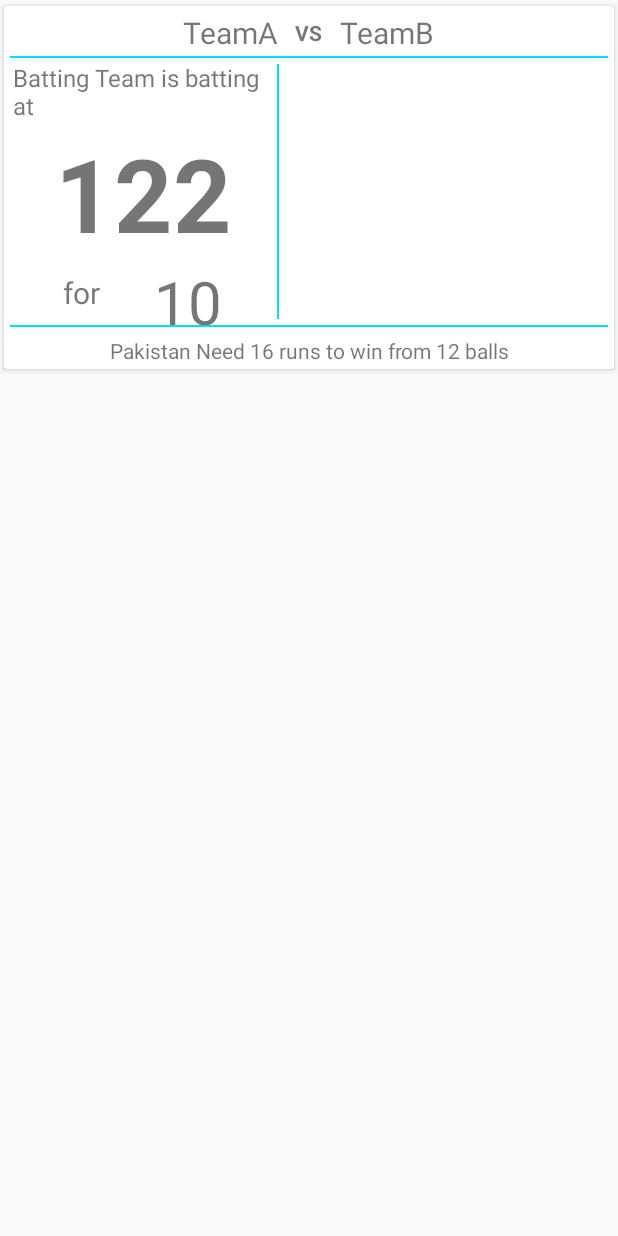
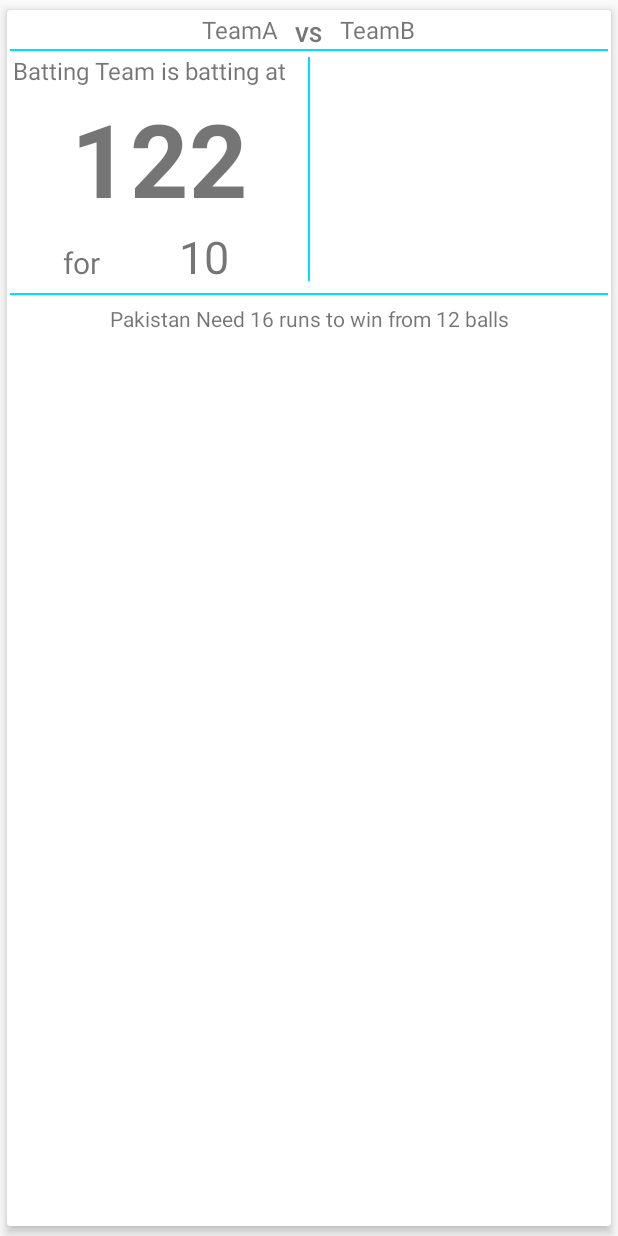
Before and after one commit to tabishhussain/PSLLiveScroring, an Android app: the layout row_match_fragment.xml on its own in the app's theme, with its tools: preview values and no code run, on a phone screen of 412 x 824 dp. Run offline under Robolectric (Android 15) with nearby library versions, the phone set to English and light mode, and no system bars.

```diff
--- a/app/build.gradle
+++ b/app/build.gradle
@@ -20,10 +20,9 @@ android {
 }
 
 dependencies {
-    compile fileTree(dir: 'libs', include: ['*.jar'])
-    testCompile 'junit:junit:4.12'
+    compile fileTree(include: ['*.jar'], dir: 'libs')
     compile 'com.android.support:appcompat-v7:23.0.1'
-    compile 'com.google.code.gson:gson:1.7.2'
+    compile 'com.google.code.gson:gson:+'
     compile 'com.android.support:design:23.0.1'
     compile 'com.android.support:cardview-v7:23.0.1'
 }
--- a/app/src/main/java/com/android/tabishhussain/psllivescoring/DataClasses/CurrentData.java
+++ b/app/src/main/java/com/android/tabishhussain/psllivescoring/DataClasses/CurrentData.java
@@ -27,8 +27,8 @@ import java.util.List;
  */
 public class CurrentData {
 
-    protected List<MatchInfo> AllMatchInfo = new ArrayList<>();
-    protected List<MatchStatus> AllMatchStatus = new ArrayList<>();
+    public List<MatchInfo> AllMatchInfo = new ArrayList<>();
+    public List<MatchStatus> AllMatchStatus = new ArrayList<>();
     public Date infoLastModification = new Date();
     public Date statusLastModification = new Date();
 
--- a/app/src/main/java/com/android/tabishhussain/psllivescoring/MatchStatusDeserializer.java
+++ b/app/src/main/java/com/android/tabishhussain/psllivescoring/MatchStatusDeserializer.java
@@ -10,8 +10,6 @@ import com.google.gson.JsonObject;
 import com.google.gson.JsonParseException;
 
 import java.lang.reflect.Type;
-import java.util.regex.Matcher;
-import java.util.regex.Pattern;
 
 /**
  * Created by Tabish Hussain on 12/24/2015.
@@ -25,9 +23,11 @@ public class MatchStatusDeserializer implements JsonDeserializer<MatchStatus> {
         JsonObject matchObject = json.getAsJsonObject();
         String de = matchObject.get("de").getAsString();
         String si = matchObject.get("si").getAsString();
+        matchStatus.de = de;
+        matchStatus.si = si;
         matchStatus.setTeams(si);
         matchStatus.setMatchOvers(de);
-        matchStatus.setMatchStatus(de);
+        matchStatus.setPlayers(de);
         Log.d(AllMatchesActivity.TAG, matchStatus.toString());
         return matchStatus;
     }
--- a/app/src/main/res/layout/activity_all_matches.xml
+++ b/app/src/main/res/layout/activity_all_matches.xml
@@ -11,10 +11,4 @@
         android:layout_width="match_parent"
         android:layout_height="match_parent" />
 
-    <ProgressBar
-        android:id="@+id/progressBar"
-        android:layout_width="wrap_content"
-        android:layout_height="wrap_content"
-        android:layout_gravity="center"/>
-
 </FrameLayout>
--- a/app/src/main/res/layout/row_match_fragment.xml
+++ b/app/src/main/res/layout/row_match_fragment.xml
@@ -1,16 +1,17 @@
 <?xml version="1.0" encoding="utf-8"?>
-<android.support.v7.widget.CardView xmlns:android="http://schemas.android.com/apk/res/android"
+<FrameLayout xmlns:android="http://schemas.android.com/apk/res/android"
     xmlns:app="http://schemas.android.com/apk/res-auto"
     android:layout_width="match_parent"
-    android:layout_height="250dp"
-    app:cardBackgroundColor="@android:color/white"
-    app:cardElevation="2dp"
-    app:cardUseCompatPadding="true"
-    app:contentPadding="4dp">
+    android:layout_height="match_parent">
 
-    <FrameLayout
+    <android.support.v7.widget.CardView
         android:layout_width="match_parent"
-        android:layout_height="match_parent">
+        android:layout_height="match_parent"
+        app:cardBackgroundColor="@android:color/white"
+        app:cardElevation="4dp"
+        app:cardUseCompatPadding="true"
+        app:contentPadding="2dp">
+
 
         <RelativeLayout
             android:id="@+id/matchStatusContainer"
@@ -28,7 +29,7 @@
                 android:gravity="right"
                 android:paddingBottom="2dp"
                 android:text="TeamA"
-                android:textSize="20sp" />
+                android:textSize="16sp" />
 
             <TextView
                 android:id="@+id/vs"
@@ -47,17 +48,29 @@
                 android:layout_height="wrap_content"
                 android:layout_alignParentEnd="true"
                 android:layout_alignParentRight="true"
+                android:layout_above="@+id/separator"
                 android:layout_toEndOf="@+id/vs"
                 android:layout_toRightOf="@+id/vs"
                 android:paddingBottom="2dp"
                 android:text="TeamB"
-                android:textSize="20sp" />
+                android:textSize="16sp" />
 
             <View
                 android:id="@+id/separator"
                 android:layout_width="match_parent"
                 android:layout_height="1dp"
                 android:layout_below="@+id/teamA"
+                android:background="@android:color/holo_blue_bright" />
+
+            <View
+                android:id="@+id/separator1"
+                android:layout_width="1dp"
+                android:layout_height="wrap_content"
+                android:layout_above="@+id/separator2"
+                android:layout_below="@id/separator"
+                android:layout_centerInParent="true"
+                android:layout_marginBottom="4dp"
+                android:layout_marginTop="4dp"
                 android:background="@android:color/holo_blue_bright" />
 
             <TextView
@@ -74,35 +87,6 @@
                 android:text="Batting Team is batting at"
                 android:textSize="16sp" />
 
-            <View
-                android:id="@+id/separator1"
-                android:layout_width="1dp"
-                android:layout_height="match_parent"
-                android:layout_above="@+id/separator2"
-                android:layout_below="@+id/separator"
-                android:layout_marginBottom="4dp"
-                android:layout_marginTop="4dp"
-                android:layout_toEndOf="@id/teamA"
-                android:layout_toRightOf="@id/teamA"
-                android:background="@android:color/holo_blue_bright" />
-
-            <View
-                android:id="@+id/separator2"
-                android:layout_width="match_parent"
-                android:layout_height="1dp"
-                android:layout_above="@id/matchStatus"
-                android:layout_marginBottom="4dp"
-                android:background="@android:color/holo_blue_bright" />
-
-            <TextView
-                android:id="@+id/matchStatus"
-                android:layout_width="match_parent"
-                android:layout_height="20dp"
-                android:layout_alignParentBottom="true"
-                android:gravity="center"
-                android:maxLines="1"
-                android:padding="2dp"
-                android:text="Pakistan Need 16 runs to win from 12 balls" />
 
             <TextView
                 android:id="@+id/battingScore"
@@ -119,10 +103,21 @@
                 android:textStyle="bold" />
 
             <TextView
+                android:id="@+id/labelfor"
+                android:layout_width="60dp"
+                android:layout_height="wrap_content"
+                android:layout_alignBaseline="@+id/battingWickets"
+                android:layout_alignParentLeft="true"
+                android:layout_alignParentStart="true"
+                android:layout_below="@id/battingScore"
+                android:gravity="right|center_vertical"
+                android:text="for"
+                android:textSize="20sp" />
+
+            <TextView
                 android:id="@+id/battingWickets"
-                android:layout_width="match_parent"
-                android:layout_height="match_parent"
-                android:layout_above="@id/separator2"
+                android:layout_width="wrap_content"
+                android:layout_height="wrap_content"
                 android:layout_below="@id/battingScore"
                 android:layout_toEndOf="@+id/labelfor"
                 android:layout_toLeftOf="@id/separator1"
@@ -130,23 +125,31 @@
                 android:layout_toStartOf="@id/separator1"
                 android:gravity="center"
                 android:text="10"
-                android:textSize="40sp" />
+                android:textSize="30sp" />
+
+
+            <View
+                android:id="@+id/separator2"
+                android:layout_width="match_parent"
+                android:layout_height="1dp"
+                android:layout_below="@id/battingWickets"
+                android:layout_marginTop="4dp"
+                android:background="@android:color/holo_blue_bright" />
 
             <TextView
-                android:id="@+id/labelfor"
-                android:layout_width="60dp"
-                android:layout_height="match_parent"
-                android:layout_above="@id/separator2"
-                android:layout_alignParentLeft="true"
-                android:layout_alignParentStart="true"
-                android:layout_below="@id/battingScore"
-                android:gravity="right|center_vertical"
-                android:text="for"
-                android:textSize="20sp" />
+                android:id="@+id/matchStatus"
+                android:layout_width="match_parent"
+                android:layout_height="wrap_content"
+                android:layout_below="@+id/separator2"
+                android:layout_marginTop="4dp"
+                android:gravity="center"
+                android:maxLines="2"
+                android:padding="2dp"
+                android:paddingLeft="12dp"
+                android:paddingRight="12dp"
+                android:text="Pakistan Need 16 runs to win from 12 balls" />
 
         </RelativeLayout>
 
-
-    </FrameLayout>
-
-</android.support.v7.widget.CardView>
+    </android.support.v7.widget.CardView>
+</FrameLayout>
```
Also changed, not shown: app/src/main/java/com/android/tabishhussain/psllivescoring/AllMatchesActivity.java (+8 -10 lines), app/src/main/java/com/android/tabishhussain/psllivescoring/DataClasses/MatchStatus.java (+102 -5 lines), app/src/main/java/com/android/tabishhussain/psllivescoring/adapters/ListAdapter.java (added, +87 -0 lines), app/src/main/java/com/android/tabishhussain/psllivescoring/fragments/MainFragment.java (added, +32 -0 lines).
